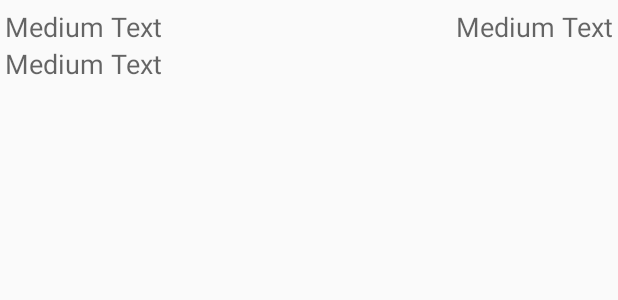
After one commit to KevinVanLancker/2NMCT_project2015_van_lancker_kevin, an Android app: the layout row_locaties.xml on its own in the app's theme, with its tools: preview values and no code run, on a phone screen of 412 x 824 dp. The commit adds this screen. Shown: the top 300 px of the screen. Run offline under Robolectric (Android 15) with nearby library versions, the phone set to English and light mode, and no system bars.

```diff
--- a/ProjectDES/app/src/main/java/be/howest/nmct/projectdes/MapsFragment.java
+++ b/ProjectDES/app/src/main/java/be/howest/nmct/projectdes/MapsFragment.java
@@ -78,10 +78,6 @@ public class MapsFragment extends Fragment implements OnMapReadyCallback, Google
         mGMap.clear();
         mCurPos = new LatLng(loc.getLatitude(),loc.getLongitude());
         mGMap.moveCamera(CameraUpdateFactory.newLatLngZoom(mCurPos,15));
-        mGMap.addMarker(new MarkerOptions()
-                .title("Thuis")
-                .snippet("")
-                .position(mCurPos));
     }
 
 }
--- /dev/null
+++ b/ProjectDES/app/src/main/res/layout/fragment_locations.xml
@@ -0,0 +1,5 @@
+<?xml version="1.0" encoding="utf-8"?>
+<LinearLayout xmlns:android="http://schemas.android.com/apk/res/android"
+    android:layout_width="match_parent" android:layout_height="match_parent">
+
+</LinearLayout>
--- a/ProjectDES/app/src/main/res/layout/fragment_main.xml
+++ b/ProjectDES/app/src/main/res/layout/fragment_main.xml
@@ -13,7 +13,7 @@
     <Button
         android:layout_width="wrap_content"
         android:layout_height="wrap_content"
-        android:text="@string/MyLocations"
+        android:text="@string/Locations"
         android:id="@+id/btnMyLocations"
         android:layout_alignParentBottom="true"
         android:layout_centerHorizontal="true"
--- /dev/null
+++ b/ProjectDES/app/src/main/res/layout/row_locaties.xml
@@ -0,0 +1,36 @@
+<?xml version="1.0" encoding="utf-8"?>
+<RelativeLayout xmlns:android="http://schemas.android.com/apk/res/android"
+    android:layout_width="match_parent" android:layout_height="match_parent">
+
+    <TextView
+        android:layout_width="wrap_content"
+        android:layout_height="wrap_content"
+        android:textAppearance="?android:attr/textAppearanceMedium"
+        android:text="Medium Text"
+        android:id="@+id/tvAdres"
+        android:layout_alignParentTop="true"
+        android:layout_marginLeft="3dp"
+        android:layout_marginTop="5dp" />
+
+    <TextView
+        android:layout_width="wrap_content"
+        android:layout_height="wrap_content"
+        android:textAppearance="?android:attr/textAppearanceMedium"
+        android:text="Medium Text"
+        android:id="@+id/tvGemeente"
+        android:layout_below="@+id/tvAdres"
+        android:layout_marginLeft="3dp"
+        android:layout_marginBottom="5dp" />
+
+    <TextView
+        android:layout_width="wrap_content"
+        android:layout_height="wrap_content"
+        android:textAppearance="?android:attr/textAppearanceMedium"
+        android:text="Medium Text"
+        android:id="@+id/tvSport"
+        android:layout_alignParentTop="true"
+        android:layout_alignParentEnd="true"
+        android:layout_marginRight="3dp"
+        android:layout_marginTop="5dp" />
+
+</RelativeLayout>
--- a/ProjectDES/app/src/main/res/values/strings.xml
+++ b/ProjectDES/app/src/main/res/values/strings.xml
@@ -1,7 +1,6 @@
 <resources>
     <string name="app_name">ProjectDES</string>
     <string name="action_settings">Settings</string>
-    <string name="MyLocations">Mijn locaties</string>
+    <string name="Locations">Locaties</string>
     <string name="MapButton">Map</string>
-    <string name="AddLocationButton">Voeg een locatie toe</string>
 </resources>
```
Also changed, not shown: ProjectDES/app/src/main/java/be/howest/nmct/projectdes/Location.java (added, +13 -0 lines), ProjectDES/app/src/main/java/be/howest/nmct/projectdes/LocationsFragment.java (added, +62 -0 lines), ProjectDES/app/src/main/java/be/howest/nmct/projectdes/MainActivity.java (+2 -21 lines), ProjectDES/app/src/main/java/be/howest/nmct/projectdes/MyLocationsFragment.java (deleted, +0 -48 lines), ProjectDES/app/src/main/java/be/howest/nmct/projectdes/loader/Contract.java (added, +15 -0 lines), ProjectDES/app/src/main/java/be/howest/nmct/projectdes/loader/LocationLoader.java (added, +142 -0 lines), ProjectDES/app/src/main/res/layout/fragment_my_locations.xml (deleted, +0 -23 lines), 2 other files.
